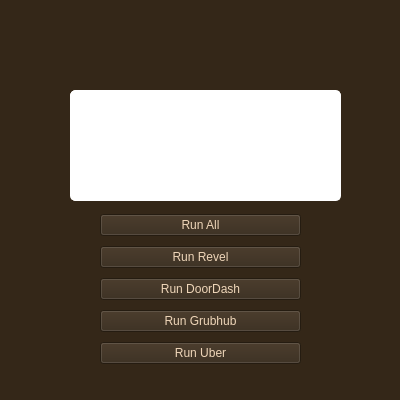
First picture: the form in Program.ui, repository reedx8/Sales-Web-Scrap, before the edit.
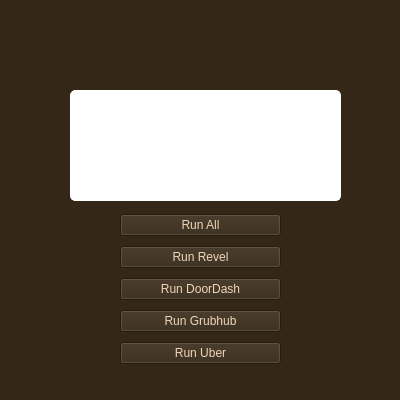
Second picture: the form after the edit. Icons and pictures are not drawn.

The edit to the form file:
```diff
--- a/Program.ui
+++ b/Program.ui
@@ -39,9 +39,9 @@
    <widget class="QWidget" name="gridLayoutWidget">
     <property name="geometry">
      <rect>
-      <x>100</x>
+      <x>120</x>
       <y>210</y>
-      <width>201</width>
+      <width>161</width>
       <height>161</height>
      </rect>
     </property>
```
Left out of the diff: 57 changed lines with no effect on the pictures.
